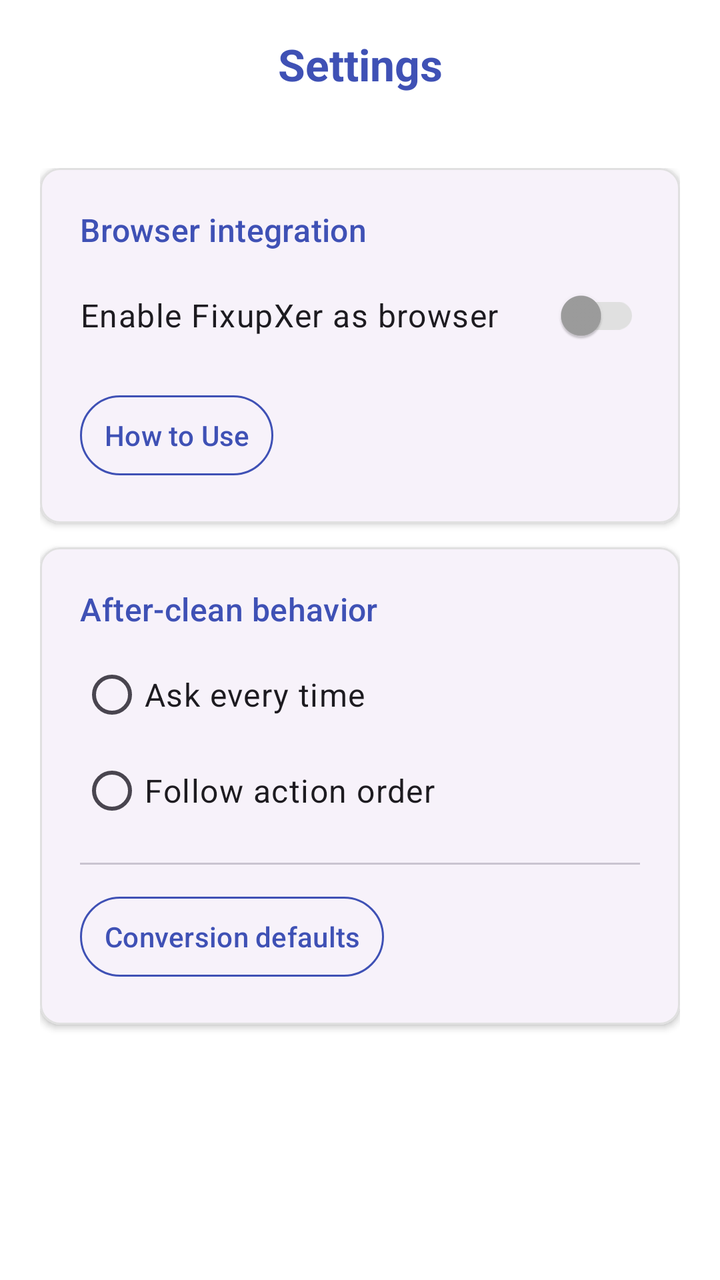
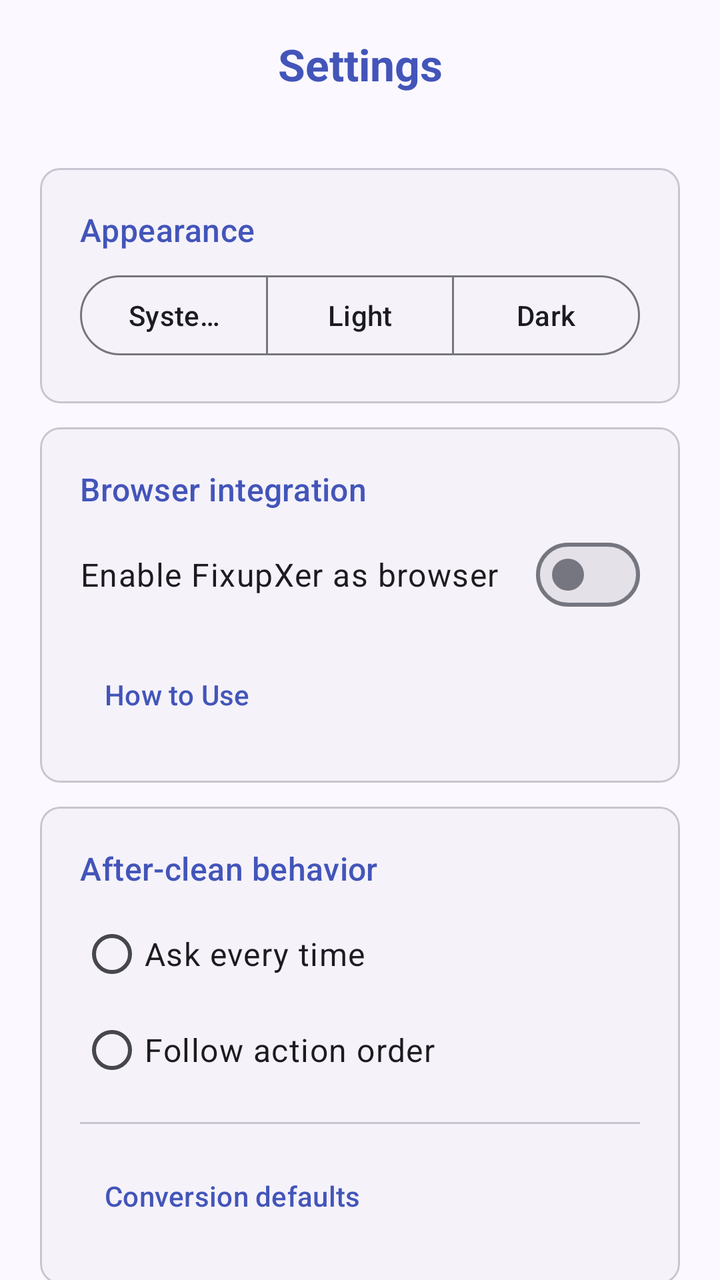

Screens rendered from an Android XML layout before and after an edit, with the pre-edit source and the edit as a unified diff.
<!-- AndroidManifest.xml: activity theme Theme.FixupXer -->
<!-- res/layout/activity_settings.xml -->
<?xml version="1.0" encoding="utf-8"?>
<androidx.coordinatorlayout.widget.CoordinatorLayout xmlns:android="http://schemas.android.com/apk/res/android"
    xmlns:app="http://schemas.android.com/apk/res-auto"
    xmlns:tools="http://schemas.android.com/tools"
    android:layout_width="match_parent"
    android:layout_height="match_parent"
    android:fitsSystemWindows="false"
    tools:context=".ui.SettingsActivity">

    <com.google.android.material.appbar.AppBarLayout
        android:id="@+id/appBarLayout"
        android:layout_width="match_parent"
        android:layout_height="wrap_content"
        android:background="@android:color/transparent"
        app:elevation="0dp">

        <androidx.constraintlayout.widget.ConstraintLayout
            android:layout_width="match_parent"
            android:layout_height="wrap_content">

            <androidx.appcompat.widget.Toolbar
                android:id="@+id/toolbar"
                android:layout_width="match_parent"
                android:layout_height="?attr/actionBarSize"
                android:background="@android:color/transparent"
                android:theme="@style/ThemeOverlay.MaterialComponents.ActionBar"
                app:layout_constraintEnd_toEndOf="parent"
                app:layout_constraintStart_toStartOf="parent"
                app:layout_constraintTop_toTopOf="parent" />

            <TextView
                android:id="@+id/titleTextView"
                android:layout_width="0dp"
                android:layout_height="wrap_content"
                android:layout_marginStart="@dimen/padding_large"
                android:layout_marginEnd="@dimen/padding_large"
                
                android:text="@string/settings_title"
                android:textAlignment="center"
                android:textAppearance="@style/TextAppearance.Material3.TitleLarge"
                android:textColor="@color/primary"
                android:textStyle="bold"
                app:layout_constraintBottom_toBottomOf="@id/toolbar"
                app:layout_constraintEnd_toEndOf="parent"
                app:layout_constraintStart_toStartOf="parent"
                app:layout_constraintTop_toTopOf="@id/toolbar" />

        </androidx.constraintlayout.widget.ConstraintLayout>

    </com.google.android.material.appbar.AppBarLayout>

    <androidx.core.widget.NestedScrollView
        android:id="@+id/mainScrollView"
        android:layout_width="match_parent"
        android:layout_height="match_parent"
        android:fillViewport="true"
        app:layout_behavior="@string/appbar_scrolling_view_behavior">

        <LinearLayout
            android:layout_width="match_parent"
            android:layout_height="wrap_content"
            android:orientation="vertical"
            android:padding="@dimen/padding_large">

            
            <com.google.android.material.card.MaterialCardView
                android:layout_width="match_parent"
                android:layout_height="wrap_content"
                android:layout_marginBottom="@dimen/padding_medium"
                app:cardElevation="2dp"
                app:cardCornerRadius="@dimen/card_corner_radius">

                <LinearLayout
                    android:layout_width="match_parent"
                    android:layout_height="wrap_content"
                    android:orientation="vertical"
                    android:padding="@dimen/padding_large">

                    <TextView
                        android:layout_width="wrap_content"
                        android:layout_height="wrap_content"
                        android:text="@string/browser_integration"
                        android:textAppearance="@style/TextAppearance.Material3.TitleMedium"
                        android:textColor="@color/primary"
                        android:layout_marginBottom="@dimen/padding_small" />

                    <com.google.android.material.switchmaterial.SwitchMaterial
                        android:id="@+id/switchBrowserMode"
                        android:layout_width="match_parent"
                        android:layout_height="wrap_content"
                        android:text="@string/enable_browser_mode"
                        android:textAppearance="@style/TextAppearance.Material3.BodyLarge" />

                    <com.google.android.material.button.MaterialButton
                        android:id="@+id/buttonReadThis"
                        android:layout_width="wrap_content"
                        android:layout_height="wrap_content"
                        android:layout_marginTop="@dimen/padding_medium"
                        android:text="@string/read_this"
                        style="@style/Widget.Material3.Button.TextButton" />

                </LinearLayout>

            </com.google.android.material.card.MaterialCardView>

            
            <com.google.android.material.card.MaterialCardView
                android:layout_width="match_parent"
                android:layout_height="wrap_content"
                android:layout_marginBottom="@dimen/padding_medium"
                app:cardElevation="2dp"
                app:cardCornerRadius="@dimen/card_corner_radius">

                <LinearLayout
                    android:layout_width="match_parent"
                    android:layout_height="wrap_content"
                    android:orientation="vertical"
                    android:padding="@dimen/padding_large">

                    <TextView
                        android:layout_width="wrap_content"
                        android:layout_height="wrap_content"
                        android:text="@string/after_clean_behavior"
                        android:textAppearance="@style/TextAppearance.Material3.TitleMedium"
                        android:textColor="@color/primary"
                        android:layout_marginBottom="@dimen/padding_small" />

                    <RadioGroup
                        android:id="@+id/radioGroupActionMode"
                        android:layout_width="match_parent"
                        android:layout_height="wrap_content">

                        <com.google.android.material.radiobutton.MaterialRadioButton
                            android:id="@+id/radioAskEveryTime"
                            android:layout_width="match_parent"
                            android:layout_height="wrap_content"
                            android:text="@string/action_mode_ask"
                            android:textAppearance="@style/TextAppearance.Material3.BodyLarge" />

                        <com.google.android.material.radiobutton.MaterialRadioButton
                            android:id="@+id/radioFollowPriority"
                            android:layout_width="match_parent"
                            android:layout_height="wrap_content"
                            android:text="@string/action_mode_priority"
                            android:textAppearance="@style/TextAppearance.Material3.BodyLarge" />

                    </RadioGroup>
                    
                    <com.google.android.material.divider.MaterialDivider
                        android:layout_width="match_parent"
                        android:layout_height="wrap_content"
                        android:layout_marginTop="@dimen/padding_medium"
                        android:layout_marginBottom="@dimen/padding_medium" />
                    
                    <com.google.android.material.button.MaterialButton
                        android:id="@+id/buttonConversionDefaults"
                        android:layout_width="wrap_content"
                        android:layout_height="wrap_content"
                        android:text="@string/conversion_defaults"
                        style="@style/Widget.Material3.Button.TextButton" />

                </LinearLayout>

            </com.google.android.material.card.MaterialCardView>

            
            <com.google.android.material.card.MaterialCardView
                android:id="@+id/actionPrioritySection"
                android:layout_width="match_parent"
                android:layout_height="wrap_content"
                android:visibility="gone"
                app:cardElevation="2dp"
                app:cardCornerRadius="@dimen/card_corner_radius">

                <LinearLayout
                    android:layout_width="match_parent"
                    android:layout_height="wrap_content"
                    android:orientation="vertical"
                    android:padding="@dimen/padding_large">

                    <TextView
                        android:layout_width="wrap_content"
                        android:layout_height="wrap_content"
                        android:text="@string/action_priority"
                        android:textAppearance="@style/TextAppearance.Material3.TitleMedium"
                        android:textColor="@color/primary"
                        android:layout_marginBottom="@dimen/padding_small" />

                    <com.google.android.material.divider.MaterialDivider
                        android:layout_width="match_parent"
                        android:layout_height="wrap_content"
                        android:layout_marginBottom="@dimen/padding_small" />

                    <androidx.recyclerview.widget.RecyclerView
                        android:id="@+id/recyclerViewActionPriority"
                        android:layout_width="match_parent"
                        android:layout_height="wrap_content"
                        android:nestedScrollingEnabled="false" />

                </LinearLayout>

            </com.google.android.material.card.MaterialCardView>

        </LinearLayout>

    </androidx.core.widget.NestedScrollView>

</androidx.coordinatorlayout.widget.CoordinatorLayout>
<!-- resources referenced by this layout -->
<resources>
  <color name="primary">#3F51B5</color>
  <style name="Theme.FixupXer" parent="Theme.Material3.Light.NoActionBar">
          
          <item name="android:windowBackground">@color/white</item>
          
          
          <item name="colorPrimary">@color/primary</item>
          <item name="colorPrimaryVariant">@color/primary_dark</item>
          <item name="colorOnPrimary">@color/white</item>
          
          
          <item name="colorSecondary">@color/accent</item>
          <item name="colorSecondaryVariant">@color/accent_dark</item>
          <item name="colorOnSecondary">@color/white</item>
          
          
          <item name="android:colorBackground">@color/background</item>
          <item name="colorOnBackground">@color/black</item>
          
          
          <item name="colorSurface">@color/white</item>
          <item name="colorOnSurface">@color/black</item>
          
          
          <item name="android:textColorPrimary">@color/black</item>
          <item name="android:textColorSecondary">@color/dark_gray</item>
          
          
          <item name="materialCardViewStyle">@style/CardStyle</item>
          <item name="switchStyle">@style/SwitchStyle</item>
          <item name="materialButtonStyle">@style/ButtonStyle</item>
      </style>
  <color name="white">#FFFFFF</color>
  <color name="primary_dark">#303F9F</color>
  <color name="accent">#536DFE</color>
  <color name="accent_dark">#3D5AFE</color>
  <color name="background">#F2F4F6</color>
  <color name="black">#000000</color>
  <color name="dark_gray">#757575</color>
  <style name="CardStyle" parent="Widget.Material3.CardView.Elevated">
          <item name="cardCornerRadius">@dimen/card_corner_radius</item>
          <item name="cardElevation">0dp</item>
          <item name="strokeWidth">@dimen/card_stroke_width</item>
          <item name="strokeColor">@color/card_stroke</item>
      </style>
  <style name="SwitchStyle" parent="Widget.Material3.CompoundButton.Switch">
          <item name="thumbTint">@color/switch_thumb_selector</item>
          <item name="trackTint">@color/switch_track_selector</item>
      </style>
  <style name="ButtonStyle" parent="Widget.Material3.Button.OutlinedButton">
          <item name="android:textColor">@color/button_text</item>
          <item name="strokeColor">@color/button_stroke</item>
          <item name="backgroundTint">@color/button_background</item>
          <item name="cornerRadius">@dimen/button_corner_radius</item>
      </style>
  <color name="card_stroke">#E0E0E0</color>
  <color name="button_text">#3F51B5</color>
  <color name="button_stroke">#3F51B5</color>
  <color name="button_background">#FFFFFF</color>
  <dimen name="button_corner_radius">24dp</dimen>
  <!-- unchanged entries left out for length: 14 -->
</resources>

<!-- the commit's change to res/layout/activity_settings.xml (unified diff, before → after) -->
@@ -4,7 +4,9 @@
     xmlns:tools="http://schemas.android.com/tools"
     android:layout_width="match_parent"
     android:layout_height="match_parent"
+    android:background="?attr/colorSurface"
     android:fitsSystemWindows="false"
+    tools:ignore="Overdraw"
     tools:context=".ui.SettingsActivity">
 
     <com.google.android.material.appbar.AppBarLayout
@@ -12,6 +14,10 @@
         android:layout_width="match_parent"
         android:layout_height="wrap_content"
         android:background="@android:color/transparent"
+        android:stateListAnimator="@null"
+        android:outlineProvider="none"
+        app:liftOnScroll="false"
+        app:liftOnScrollColor="@android:color/transparent"
         app:elevation="0dp">
 
         <androidx.constraintlayout.widget.ConstraintLayout
@@ -23,7 +29,7 @@
                 android:layout_width="match_parent"
                 android:layout_height="?attr/actionBarSize"
                 android:background="@android:color/transparent"
-                android:theme="@style/ThemeOverlay.MaterialComponents.ActionBar"
+                android:theme="@style/ThemeOverlay.Material3.ActionBar"
                 app:layout_constraintEnd_toEndOf="parent"
                 app:layout_constraintStart_toStartOf="parent"
                 app:layout_constraintTop_toTopOf="parent" />
@@ -38,7 +44,7 @@
                 android:text="@string/settings_title"
                 android:textAlignment="center"
                 android:textAppearance="@style/TextAppearance.Material3.TitleLarge"
-                android:textColor="@color/primary"
+                android:textColor="?attr/colorPrimary"
                 android:textStyle="bold"
                 app:layout_constraintBottom_toBottomOf="@id/toolbar"
                 app:layout_constraintEnd_toEndOf="parent"
@@ -67,7 +73,64 @@
                 android:layout_width="match_parent"
                 android:layout_height="wrap_content"
                 android:layout_marginBottom="@dimen/padding_medium"
-                app:cardElevation="2dp"
+                app:cardCornerRadius="@dimen/card_corner_radius">
+
+                <LinearLayout
+                    android:layout_width="match_parent"
+                    android:layout_height="wrap_content"
+                    android:orientation="vertical"
+                    android:padding="@dimen/padding_large">
+
+                    <TextView
+                        android:layout_width="wrap_content"
+                        android:layout_height="wrap_content"
+                        android:text="@string/appearance"
+                        android:textAppearance="@style/TextAppearance.Material3.TitleMedium"
+                        android:textColor="?attr/colorPrimary"
+                        android:layout_marginBottom="@dimen/padding_small" />
+
+                    <com.google.android.material.button.MaterialButtonToggleGroup
+                        android:id="@+id/themeToggleGroup"
+                        android:layout_width="match_parent"
+                        android:layout_height="wrap_content"
+                        app:selectionRequired="true"
+                        app:singleSelection="true">
+
+                        <com.google.android.material.button.MaterialButton
+                            android:id="@+id/buttonThemeSystem"
+                            style="?attr/materialButtonOutlinedStyle"
+                            android:layout_width="0dp"
+                            android:layout_height="wrap_content"
+                            android:layout_weight="1"
+                            android:text="@string/theme_system" />
+
+                        <com.google.android.material.button.MaterialButton
+                            android:id="@+id/buttonThemeLight"
+                            style="?attr/materialButtonOutlinedStyle"
+                            android:layout_width="0dp"
+                            android:layout_height="wrap_content"
+                            android:layout_weight="1"
+                            android:text="@string/theme_light" />
+
+                        <com.google.android.material.button.MaterialButton
+                            android:id="@+id/buttonThemeDark"
+                            style="?attr/materialButtonOutlinedStyle"
+                            android:layout_width="0dp"
+                            android:layout_height="wrap_content"
+                            android:layout_weight="1"
+                            android:text="@string/theme_dark" />
+
+                    </com.google.android.material.button.MaterialButtonToggleGroup>
+
+                </LinearLayout>
+
+            </com.google.android.material.card.MaterialCardView>
+
+            
+            <com.google.android.material.card.MaterialCardView
+                android:layout_width="match_parent"
+                android:layout_height="wrap_content"
+                android:layout_marginBottom="@dimen/padding_medium"
                 app:cardCornerRadius="@dimen/card_corner_radius">
 
                 <LinearLayout
@@ -81,10 +144,10 @@
                         android:layout_height="wrap_content"
                         android:text="@string/browser_integration"
                         android:textAppearance="@style/TextAppearance.Material3.TitleMedium"
-                        android:textColor="@color/primary"
-                        android:layout_marginBottom="@dimen/padding_small" />
-
-                    <com.google.android.material.switchmaterial.SwitchMaterial
+                        android:textColor="?attr/colorPrimary"
+                        android:layout_marginBottom="@dimen/padding_small" />
+
+                    <com.google.android.material.materialswitch.MaterialSwitch
                         android:id="@+id/switchBrowserMode"
                         android:layout_width="match_parent"
                         android:layout_height="wrap_content"
@@ -108,7 +171,6 @@
                 android:layout_width="match_parent"
                 android:layout_height="wrap_content"
                 android:layout_marginBottom="@dimen/padding_medium"
-                app:cardElevation="2dp"
                 app:cardCornerRadius="@dimen/card_corner_radius">
 
                 <LinearLayout
@@ -122,7 +184,7 @@
                         android:layout_height="wrap_content"
                         android:text="@string/after_clean_behavior"
                         android:textAppearance="@style/TextAppearance.Material3.TitleMedium"
-                        android:textColor="@color/primary"
+                        android:textColor="?attr/colorPrimary"
                         android:layout_marginBottom="@dimen/padding_small" />
 
                     <RadioGroup
@@ -169,7 +231,6 @@
                 android:layout_width="match_parent"
                 android:layout_height="wrap_content"
                 android:visibility="gone"
-                app:cardElevation="2dp"
                 app:cardCornerRadius="@dimen/card_corner_radius">
 
                 <LinearLayout
@@ -183,7 +244,7 @@
                         android:layout_height="wrap_content"
                         android:text="@string/action_priority"
                         android:textAppearance="@style/TextAppearance.Material3.TitleMedium"
-                        android:textColor="@color/primary"
+                        android:textColor="?attr/colorPrimary"
                         android:layout_marginBottom="@dimen/padding_small" />
 
                     <com.google.android.material.divider.MaterialDivider
<!-- resource entries referenced after the edit -->
@@ -1,65 +1,107 @@
 <!-- resources referenced by this layout -->
 <resources>
-  <color name="primary">#3F51B5</color>
-  <style name="Theme.FixupXer" parent="Theme.Material3.Light.NoActionBar">
+  <string name="appearance">Appearance</string>
+  <string name="theme_dark">Dark</string>
+  <string name="theme_light">Light</string>
+  <string name="theme_system">System</string>
+  <style name="Theme.FixupXer" parent="Base.Theme.FixupXer" />
+  <style name="Base.Theme.FixupXer" parent="Theme.Material3.DayNight.NoActionBar">
           
-          <item name="android:windowBackground">@color/white</item>
+          <item name="colorPrimary">@color/md_theme_primary</item>
+          <item name="colorOnPrimary">@color/md_theme_onPrimary</item>
+          <item name="colorPrimaryContainer">@color/md_theme_primaryContainer</item>
+          <item name="colorOnPrimaryContainer">@color/md_theme_onPrimaryContainer</item>
+  
           
+          <item name="colorSecondary">@color/md_theme_secondary</item>
+          <item name="colorOnSecondary">@color/md_theme_onSecondary</item>
+          <item name="colorSecondaryContainer">@color/md_theme_secondaryContainer</item>
+          <item name="colorOnSecondaryContainer">@color/md_theme_onSecondaryContainer</item>
+  
           
-          <item name="colorPrimary">@color/primary</item>
-          <item name="colorPrimaryVariant">@color/primary_dark</item>
-          <item name="colorOnPrimary">@color/white</item>
+          <item name="colorTertiary">@color/md_theme_tertiary</item>
+          <item name="colorOnTertiary">@color/md_theme_onTertiary</item>
+          <item name="colorTertiaryContainer">@color/md_theme_tertiaryContainer</item>
+          <item name="colorOnTertiaryContainer">@color/md_theme_onTertiaryContainer</item>
+  
           
+          <item name="colorError">@color/md_theme_error</item>
+          <item name="colorOnError">@color/md_theme_onError</item>
+          <item name="colorErrorContainer">@color/md_theme_errorContainer</item>
+          <item name="colorOnErrorContainer">@color/md_theme_onErrorContainer</item>
+  
           
-          <item name="colorSecondary">@color/accent</item>
-          <item name="colorSecondaryVariant">@color/accent_dark</item>
-          <item name="colorOnSecondary">@color/white</item>
+          <item name="android:colorBackground">@color/md_theme_background</item>
+          <item name="colorOnBackground">@color/md_theme_onBackground</item>
+          <item name="colorSurface">@color/md_theme_surface</item>
+          <item name="colorOnSurface">@color/md_theme_onSurface</item>
+          <item name="colorSurfaceVariant">@color/md_theme_surfaceVariant</item>
+          <item name="colorOnSurfaceVariant">@color/md_theme_onSurfaceVariant</item>
+  
           
+          <item name="colorOutline">@color/md_theme_outline</item>
+          <item name="colorOutlineVariant">@color/md_theme_outlineVariant</item>
+  
           
-          <item name="android:colorBackground">@color/background</item>
-          <item name="colorOnBackground">@color/black</item>
+          <item name="colorSurfaceContainerLowest">@color/md_theme_surfaceContainerLowest</item>
+          <item name="colorSurfaceContainerLow">@color/md_theme_surfaceContainerLow</item>
+          <item name="colorSurfaceContainer">@color/md_theme_surfaceContainer</item>
+          <item name="colorSurfaceContainerHigh">@color/md_theme_surfaceContainerHigh</item>
+          <item name="colorSurfaceContainerHighest">@color/md_theme_surfaceContainerHighest</item>
+  
           
-          
-          <item name="colorSurface">@color/white</item>
-          <item name="colorOnSurface">@color/black</item>
-          
-          
-          <item name="android:textColorPrimary">@color/black</item>
-          <item name="android:textColorSecondary">@color/dark_gray</item>
-          
+          <item name="colorSurfaceInverse">@color/md_theme_inverseSurface</item>
+          <item name="colorOnSurfaceInverse">@color/md_theme_inverseOnSurface</item>
+          <item name="colorPrimaryInverse">@color/md_theme_inversePrimary</item>
+  
           
           <item name="materialCardViewStyle">@style/CardStyle</item>
-          <item name="switchStyle">@style/SwitchStyle</item>
+          <item name="materialSwitchStyle">@style/SwitchStyle</item>
           <item name="materialButtonStyle">@style/ButtonStyle</item>
+  
+          
+          <item name="android:windowContentOverlay">@null</item>
       </style>
-  <color name="white">#FFFFFF</color>
-  <color name="primary_dark">#303F9F</color>
-  <color name="accent">#536DFE</color>
-  <color name="accent_dark">#3D5AFE</color>
-  <color name="background">#F2F4F6</color>
-  <color name="black">#000000</color>
-  <color name="dark_gray">#757575</color>
+  <color name="md_theme_primary">#4355B9</color>
+  <color name="md_theme_onPrimary">#FFFFFF</color>
+  <color name="md_theme_primaryContainer">#DEE0FF</color>
+  <color name="md_theme_onPrimaryContainer">#00105C</color>
+  <color name="md_theme_secondary">#5B5D72</color>
+  <color name="md_theme_onSecondary">#FFFFFF</color>
+  <color name="md_theme_secondaryContainer">#E0E1F9</color>
+  <color name="md_theme_onSecondaryContainer">#181A2C</color>
+  <color name="md_theme_tertiary">#77536D</color>
+  <color name="md_theme_onTertiary">#FFFFFF</color>
+  <color name="md_theme_tertiaryContainer">#FFD7F1</color>
+  <color name="md_theme_onTertiaryContainer">#2D1228</color>
+  <color name="md_theme_error">#BA1A1A</color>
+  <color name="md_theme_onError">#FFFFFF</color>
+  <color name="md_theme_errorContainer">#FFDAD6</color>
+  <color name="md_theme_onErrorContainer">#410002</color>
+  <color name="md_theme_background">#FBF8FF</color>
+  <color name="md_theme_onBackground">#1B1B21</color>
+  <color name="md_theme_surface">#FBF8FF</color>
+  <color name="md_theme_onSurface">#1B1B21</color>
+  <color name="md_theme_surfaceVariant">#E3E1EC</color>
+  <color name="md_theme_onSurfaceVariant">#46464F</color>
+  <color name="md_theme_outline">#767680</color>
+  <color name="md_theme_outlineVariant">#C7C5D0</color>
+  <color name="md_theme_surfaceContainerLowest">#FFFFFF</color>
+  <color name="md_theme_surfaceContainerLow">#F5F2FA</color>
+  <color name="md_theme_surfaceContainer">#EFEDF4</color>
+  <color name="md_theme_surfaceContainerHigh">#E9E7EF</color>
+  <color name="md_theme_surfaceContainerHighest">#E4E1E9</color>
+  <color name="md_theme_inverseSurface">#303036</color>
+  <color name="md_theme_inverseOnSurface">#F2EFF7</color>
+  <color name="md_theme_inversePrimary">#BAC3FF</color>
   <style name="CardStyle" parent="Widget.Material3.CardView.Elevated">
           <item name="cardCornerRadius">@dimen/card_corner_radius</item>
           <item name="cardElevation">0dp</item>
           <item name="strokeWidth">@dimen/card_stroke_width</item>
-          <item name="strokeColor">@color/card_stroke</item>
+          <item name="strokeColor">@color/md_theme_outlineVariant</item>
       </style>
-  <style name="SwitchStyle" parent="Widget.Material3.CompoundButton.Switch">
-          <item name="thumbTint">@color/switch_thumb_selector</item>
-          <item name="trackTint">@color/switch_track_selector</item>
-      </style>
-  <style name="ButtonStyle" parent="Widget.Material3.Button.OutlinedButton">
-          <item name="android:textColor">@color/button_text</item>
-          <item name="strokeColor">@color/button_stroke</item>
-          <item name="backgroundTint">@color/button_background</item>
-          <item name="cornerRadius">@dimen/button_corner_radius</item>
-      </style>
-  <color name="card_stroke">#E0E0E0</color>
-  <color name="button_text">#3F51B5</color>
-  <color name="button_stroke">#3F51B5</color>
-  <color name="button_background">#FFFFFF</color>
-  <dimen name="button_corner_radius">24dp</dimen>
+  <style name="SwitchStyle" parent="Widget.Material3.CompoundButton.MaterialSwitch" />
+  <style name="ButtonStyle" parent="Widget.Material3.Button" />
   <!-- unchanged entries left out for length: 14 -->
 </resources>
 
